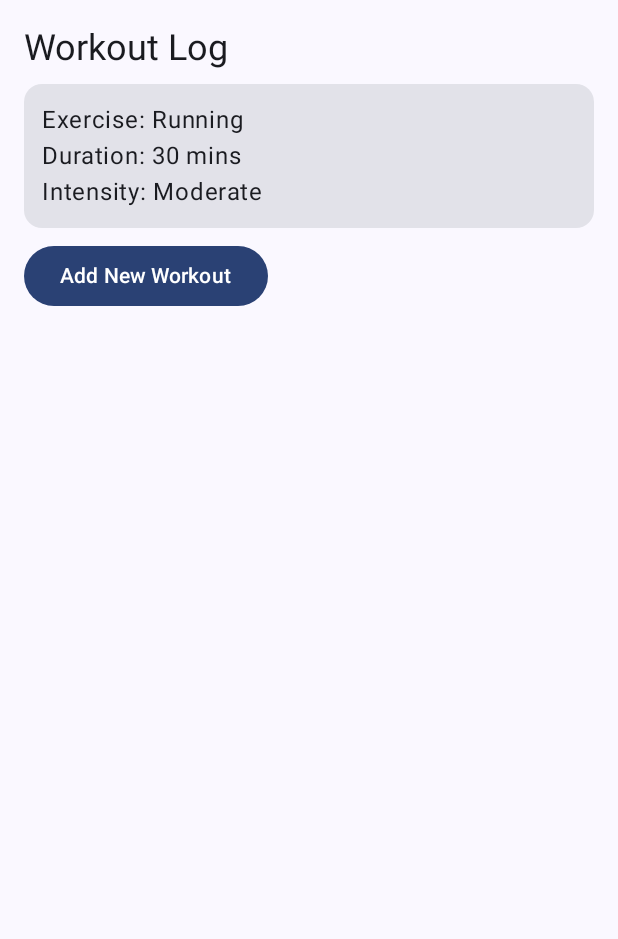
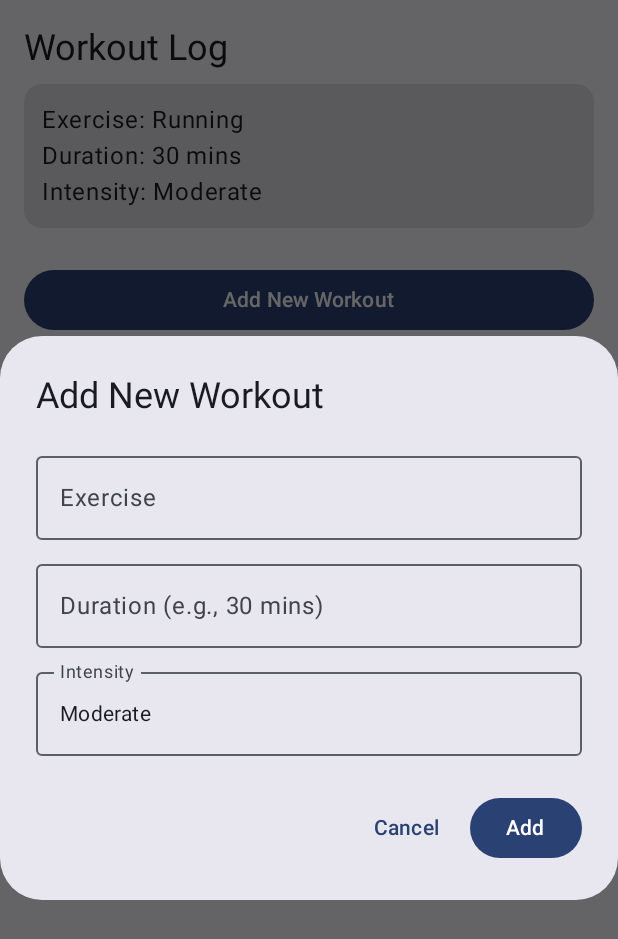
Before and after one commit to tobden9/365Fitness, an Android app built with Jetpack Compose: the composable FitnessScreen shown on its own in the app's theme, after a tap on "Add New Workout", on a phone screen of 412 x 824 dp. Shown: the top 939 px of the screen. Run offline under Robolectric (Android 15) with nearby library versions, the phone set to English and light mode, and no system bars.

Commit message:
3 commit

```diff
--- a/app/src/main/java/com/example/a365fitness/MainActivity.kt
+++ b/app/src/main/java/com/example/a365fitness/MainActivity.kt
@@ -69,22 +69,145 @@ fun DashboardScreen(modifier: Modifier = Modifier) {
     }
 }
 
+// Data class to represent a workout
+data class Workout(
+    val exercise: String,
+    val duration: String,
+    val intensity: String
+)
+
+@OptIn(ExperimentalMaterial3Api::class)
 @Composable
 fun FitnessScreen(modifier: Modifier = Modifier) {
+    var workouts by remember { mutableStateOf(listOf(
+        Workout("Running", "30 mins", "Moderate")
+    )) }
+
+    var showAddWorkoutDialog by remember { mutableStateOf(false) }
+    var newExercise by remember { mutableStateOf("") }
+    var newDuration by remember { mutableStateOf("") }
+    var newIntensity by remember { mutableStateOf("Moderate") }
+
     Column(modifier.padding(16.dp)) {
         Text("Workout Log", style = MaterialTheme.typography.headlineSmall)
-        Card(Modifier.fillMaxWidth().padding(vertical = 8.dp)) {
-            Column(Modifier.padding(12.dp)) {
-                Text("Exercise: Running")
-                Text("Duration: 30 mins")
-                Text("Intensity: Moderate")
+
+        // Display workout list
+        LazyColumn {
+            items(workouts) { workout ->
+                Card(
+                    Modifier
+                        .fillMaxWidth()
+                        .padding(vertical = 8.dp)
+                ) {
+                    Column(Modifier.padding(12.dp)) {
+                        Text("Exercise: ${workout.exercise}")
+                        Text("Duration: ${workout.duration}")
+                        Text("Intensity: ${workout.intensity}")
+                    }
+                }
             }
         }
-        Button(onClick = { /* Add new workout */ }) {
+
+        Spacer(modifier = Modifier.height(16.dp))
+
+        // Add workout button
+        Button(
+            onClick = { showAddWorkoutDialog = true },
+            modifier = Modifier.fillMaxWidth()
+        ) {
             Text("Add New Workout")
         }
     }
+
+    // Add Workout Dialog
+    if (showAddWorkoutDialog) {
+        AlertDialog(
+            onDismissRequest = { showAddWorkoutDialog = false },
+            title = { Text("Add New Workout") },
+            text = {
+                Column {
+                    OutlinedTextField(
+                        value = newExercise,
+                        onValueChange = { newExercise = it },
+                        label = { Text("Exercise") },
+                        modifier = Modifier.fillMaxWidth()
+                    )
+
+                    Spacer(modifier = Modifier.height(8.dp))
+
+                    OutlinedTextField(
+                        value = newDuration,
+                        onValueChange = { newDuration = it },
+                        label = { Text("Duration (e.g., 30 mins)") },
+                        modifier = Modifier.fillMaxWidth()
+                    )
+
+                    Spacer(modifier = Modifier.height(8.dp))
+
+                    var expanded by remember { mutableStateOf(false) }
+                    ExposedDropdownMenuBox(
+                        expanded = expanded,
+                        onExpandedChange = { expanded = !expanded }
+                    ) {
+                        OutlinedTextField(
+                            value = newIntensity,
+                            onValueChange = {},
+                            label = { Text("Intensity") },
+                            modifier = Modifier
+                                .fillMaxWidth()
+                                .menuAnchor(),
+                            readOnly = true
+                        )
+
+                        ExposedDropdownMenu(
+                            expanded = expanded,
+                            onDismissRequest = { expanded = false }
+                        ) {
+                            listOf("Light", "Moderate", "High").forEach { intensity ->
+                                DropdownMenuItem(
+                                    text = { Text(intensity) },
+                                    onClick = {
+                                        newIntensity = intensity
+                                        expanded = false
+                                    }
+                                )
+                            }
+                        }
+                    }
+                }
+            },
+            confirmButton = {
+                Button(
+                    onClick = {
+                        if (newExercise.isNotBlank() && newDuration.isNotBlank()) {
+                            val newWorkout = Workout(newExercise, newDuration, newIntensity)
+                            workouts = workouts + newWorkout
+                            newExercise = ""
+                            newDuration = ""
+                            newIntensity = "Moderate"
+                            showAddWorkoutDialog = false
+                        }
+                    }
+                ) {
+                    Text("Add")
+                }
+            },
+            dismissButton = {
+                TextButton(
+                    onClick = {
+                        showAddWorkoutDialog = false
+                        newExercise = ""
+                        newDuration = ""
+                        newIntensity = "Moderate"
+                    }
+                ) {
+                    Text("Cancel")
+                }
+            }
+        )
+    }
 }
+
 
 @Composable
 fun NutritionScreen(modifier: Modifier = Modifier) {
```
